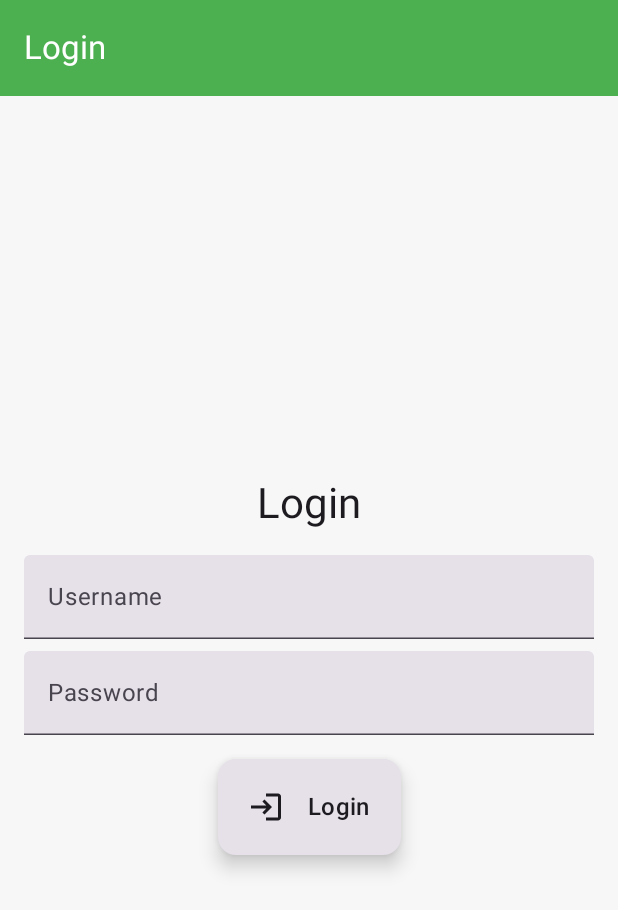
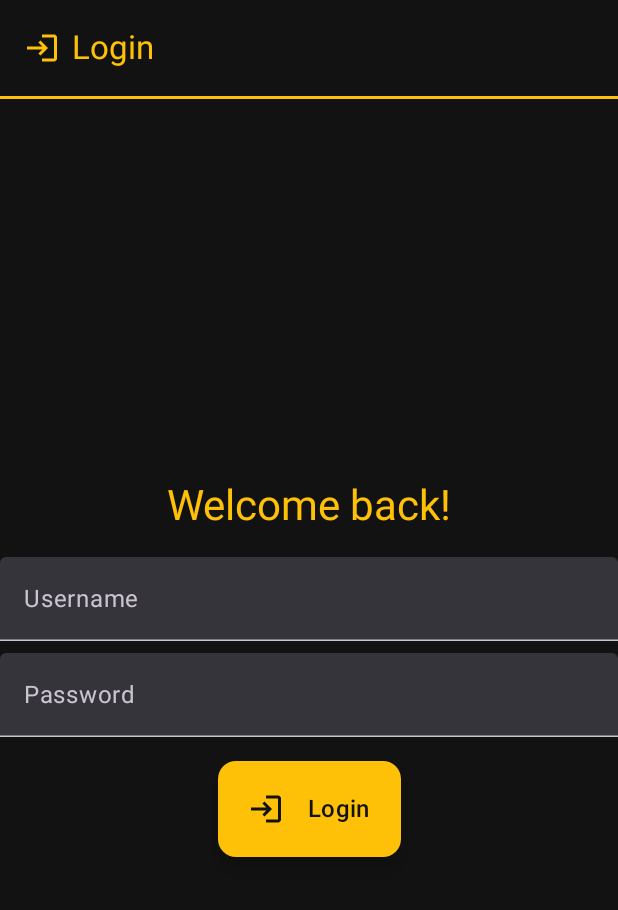
Before and after one commit to gtf974/ParkMet, an Android app built with Jetpack Compose: the screen it shows after launch (MainActivity), on a phone screen of 412 x 824 dp. Shown: the top 910 px of the screen. Run offline under Robolectric (Android 15) with nearby library versions, the phone set to English and light mode, and no system bars; our stand-ins replace Room's generated code.

Commit message:
UI rework

```diff
--- a/app/src/main/java/com/example/parkmet/MainActivity.kt
+++ b/app/src/main/java/com/example/parkmet/MainActivity.kt
@@ -22,7 +22,7 @@ class MainActivity : ComponentActivity() {
     override fun onCreate(savedInstanceState: Bundle?) {
         super.onCreate(savedInstanceState)
         setContent {
-            ParkMetTheme (dynamicColor = false) {
+            ParkMetTheme {
                 val context = LocalContext.current
                 val db = ParkingDatabase.getInstance(context)
                 val parkingDao = db.parkingDao()
--- a/app/src/main/java/com/example/parkmet/ui/ArrivalScreen.kt
+++ b/app/src/main/java/com/example/parkmet/ui/ArrivalScreen.kt
@@ -40,7 +40,7 @@ fun ArrivalScreen(parkingDao: ParkingDao, context: Context) {
         }
     }
 
-    AppScaffold(title = "Vehicle Arrival") { modifier ->
+    AppScaffold(title = "Vehicle Arrival", icon= Icons.Filled.QrCode) { modifier ->
         Column(
             modifier = modifier.fillMaxSize(),
             verticalArrangement = Arrangement.Center,
--- a/app/src/main/java/com/example/parkmet/ui/BackupsScreen.kt
+++ b/app/src/main/java/com/example/parkmet/ui/BackupsScreen.kt
@@ -3,6 +3,9 @@ package com.example.parkmet.ui
 import androidx.compose.foundation.layout.*
 import androidx.compose.foundation.lazy.LazyColumn
 import androidx.compose.foundation.lazy.items
+import androidx.compose.material.icons.Icons
+import androidx.compose.material.icons.automirrored.filled.List
+import androidx.compose.material.icons.filled.List
 import androidx.compose.material3.*
 import androidx.compose.runtime.*
 import androidx.compose.ui.Modifier
@@ -43,7 +46,7 @@ fun BackupsScreen(parkingDao: ParkingDao) {
         }
     }
 
-    AppScaffold(title = "Backups") { modifier ->
+    AppScaffold(title = "Backups", icon= Icons.AutoMirrored.Filled.List) { modifier ->
         Column(
             modifier = modifier
                 .fillMaxSize()
@@ -93,7 +96,7 @@ fun BackupsScreen(parkingDao: ParkingDao) {
                     Card(
                         elevation = CardDefaults.cardElevation(defaultElevation = 8.dp),
                         colors = CardDefaults.cardColors(
-                            containerColor = if (isExited) MaterialTheme.colorScheme.surface else Color(0xFFFFF0F0)
+                            containerColor = MaterialTheme.colorScheme.surface
                         )
                     ) {
                         Column(modifier = Modifier.fillMaxWidth().padding(16.dp)) {
--- a/app/src/main/java/com/example/parkmet/ui/DepartureScreen.kt
+++ b/app/src/main/java/com/example/parkmet/ui/DepartureScreen.kt
@@ -4,7 +4,9 @@ import android.content.Context
 import androidx.activity.compose.rememberLauncherForActivityResult
 import androidx.compose.foundation.layout.*
 import androidx.compose.material.icons.Icons
+import androidx.compose.material.icons.automirrored.filled.ExitToApp
 import androidx.compose.material.icons.filled.QrCodeScanner
+import androidx.compose.material.icons.filled.TimeToLeave
 import androidx.compose.material3.*
 import androidx.compose.runtime.*
 import androidx.compose.ui.Alignment
@@ -44,7 +46,7 @@ fun DepartureScreen(parkingDao: ParkingDao, context: Context) {
         }
     }
 
-    AppScaffold(title = "Vehicle Departure") { modifier ->
+    AppScaffold(title = "Vehicle Departure", icon= Icons.Filled.TimeToLeave) { modifier ->
         Column(
             modifier = modifier
                 .fillMaxSize()
--- a/app/src/main/java/com/example/parkmet/ui/LoginScreen.kt
+++ b/app/src/main/java/com/example/parkmet/ui/LoginScreen.kt
@@ -15,6 +15,7 @@ import com.example.parkmet.data.ParkingDao
 import com.example.parkmet.session.Session
 import com.example.parkmet.ui.components.AppScaffold
 import com.example.parkmet.ui.components.IconTextButton
+import com.example.parkmet.ui.theme.PrimaryDark
 import com.example.parkmet.util.HashUtil
 import com.example.parkmet.util.ToastUtil
 import kotlinx.coroutines.Dispatchers
@@ -23,7 +24,7 @@ import kotlinx.coroutines.withContext
 
 @Composable
 fun LoginScreen(parkingDao: ParkingDao, context: Context, onLoginSuccess: () -> Unit) {
-    AppScaffold(title = "Login") { modifier ->
+    AppScaffold(title = "Login", icon= Icons.AutoMirrored.Filled.Login) { modifier ->
         val coroutineScope = rememberCoroutineScope()
         var username by remember { mutableStateOf("") }
         var password by remember { mutableStateOf("") }
@@ -41,7 +42,7 @@ fun LoginScreen(parkingDao: ParkingDao, context: Context, onLoginSuccess: () ->
             horizontalAlignment = Alignment.CenterHorizontally,
             verticalArrangement = Arrangement.Center
         ) {
-            Text("Login", style = MaterialTheme.typography.headlineMedium)
+            Text("Welcome back!", style = MaterialTheme.typography.headlineMedium, color = PrimaryDark)
 
             Spacer(modifier = Modifier.height(16.dp))
 
--- a/app/src/main/java/com/example/parkmet/ui/MainMenuScreen.kt
+++ b/app/src/main/java/com/example/parkmet/ui/MainMenuScreen.kt
@@ -6,9 +6,12 @@ import androidx.compose.material.icons.Icons
 import androidx.compose.material.icons.automirrored.filled.ExitToApp
 import androidx.compose.material.icons.automirrored.filled.List
 import androidx.compose.material.icons.filled.ExitToApp
+import androidx.compose.material.icons.filled.FolderCopy
 import androidx.compose.material.icons.filled.List
+import androidx.compose.material.icons.filled.LocalParking
 import androidx.compose.material.icons.filled.QrCode
 import androidx.compose.material.icons.filled.Settings
+import androidx.compose.material.icons.filled.TimeToLeave
 import androidx.compose.material3.*
 import androidx.compose.runtime.Composable
 import androidx.compose.ui.Alignment
@@ -19,10 +22,11 @@ import androidx.navigation.NavController
 import com.example.parkmet.session.Session
 import com.example.parkmet.ui.components.AppScaffold
 import com.example.parkmet.ui.components.IconTextButton
+import com.example.parkmet.ui.theme.PrimaryDark
 
 @Composable
 fun MainMenuScreen(navController: NavController, onLogout: () -> Unit) {
-    AppScaffold(title = "Main Menu") { modifier ->
+    AppScaffold(title = "Main Menu", icon= Icons.Filled.FolderCopy) { modifier ->
         Box(
             modifier = modifier
                 .fillMaxSize()
@@ -38,11 +42,11 @@ fun MainMenuScreen(navController: NavController, onLogout: () -> Unit) {
                     navController.navigate("arrival")
                 }
 
-                IconTextButton("Departure", Icons.Filled.ExitToApp) {
+                IconTextButton("Departure", Icons.Filled.TimeToLeave) {
                     navController.navigate("departure")
                 }
 
-                IconTextButton("Manage Parkings", Icons.Filled.Settings) {
+                IconTextButton("Manage Parkings", Icons.Filled.LocalParking) {
                     navController.navigate("manage_parkings")
                 }
 
@@ -56,14 +60,15 @@ fun MainMenuScreen(navController: NavController, onLogout: () -> Unit) {
                 modifier = Modifier
                     .align(Alignment.BottomEnd)
                     .padding(6.dp),
-                horizontalArrangement = Arrangement.spacedBy(6.dp)
+                horizontalArrangement = Arrangement.spacedBy(1.dp)
             ) {
                 IconButton(onClick = {
                     navController.navigate("manage_user")
                 }) {
                     Icon(
                         imageVector = Icons.Filled.Settings,
-                        contentDescription = "Manage User"
+                        contentDescription = "Manage User",
+                        tint = PrimaryDark
                     )
                 }
 
@@ -72,7 +77,8 @@ fun MainMenuScreen(navController: NavController, onLogout: () -> Unit) {
                 }) {
                     Icon(
                         imageVector = Icons.AutoMirrored.Filled.ExitToApp,
-                        contentDescription = "Logout"
+                        contentDescription = "Logout",
+                        tint = PrimaryDark
                     )
                 }
             }
--- a/app/src/main/java/com/example/parkmet/ui/ManageParkingsScreen.kt
+++ b/app/src/main/java/com/example/parkmet/ui/ManageParkingsScreen.kt
@@ -15,6 +15,7 @@ import com.example.parkmet.data.Parking
 import com.example.parkmet.data.ParkingDao
 import com.example.parkmet.ui.components.AppScaffold
 import com.example.parkmet.ui.components.IconTextButton
+import com.example.parkmet.ui.theme.Background
 import com.example.parkmet.util.ToastUtil
 import kotlinx.coroutines.flow.collectLatest
 import kotlinx.coroutines.launch
@@ -47,7 +48,7 @@ fun ManageParkingsScreen(parkingDao: ParkingDao, context: Context) {
         }
     }
 
-    AppScaffold(title = "Manage Parkings") { modifier ->
+    AppScaffold(title = "Manage Parkings", icon= Icons.Filled.LocalParking) { modifier ->
         Column(
             modifier = modifier.padding(16.dp),
             horizontalAlignment = Alignment.CenterHorizontally
@@ -92,7 +93,7 @@ fun ManageParkingsScreen(parkingDao: ParkingDao, context: Context) {
                                     showEditDialog = true
                                 }
                             ) {
-                                Text("Edit")
+                                Text("Edit", color= Background)
                             }
 
                             Button(
@@ -150,7 +151,7 @@ fun ManageParkingsScreen(parkingDao: ParkingDao, context: Context) {
                         }
                     }
                 }) {
-                    Text("Add")
+                    Text("Add", color= Background)
                 }
             },
             dismissButton = {
@@ -216,7 +217,7 @@ fun ManageParkingsScreen(parkingDao: ParkingDao, context: Context) {
                         }
                     }
                 }) {
-                    Text("Save")
+                    Text("Save", color = Background)
                 }
             },
             dismissButton = {
--- a/app/src/main/java/com/example/parkmet/ui/ManageUserScreen.kt
+++ b/app/src/main/java/com/example/parkmet/ui/ManageUserScreen.kt
@@ -7,6 +7,7 @@ import androidx.compose.foundation.layout.Column
 import androidx.compose.foundation.layout.fillMaxSize
 import androidx.compose.foundation.text.KeyboardOptions
 import androidx.compose.material.icons.Icons
+import androidx.compose.material.icons.filled.ManageAccounts
 import androidx.compose.material.icons.filled.Save
 import androidx.compose.material.icons.filled.Visibility
 import androidx.compose.material.icons.filled.VisibilityOff
@@ -31,6 +32,7 @@ import com.example.parkmet.data.ParkingDao
 import com.example.parkmet.session.Session
 import com.example.parkmet.ui.components.AppScaffold
 import com.example.parkmet.ui.components.IconTextButton
+import com.example.parkmet.ui.theme.PrimaryDark
 import com.example.parkmet.util.HashUtil
 import com.example.parkmet.util.ToastUtil
 import kotlinx.coroutines.launch
@@ -53,7 +55,7 @@ fun ManageUserScreen(parkingDao: ParkingDao, context: Context){
     }
     val coroutineScope = rememberCoroutineScope();
 
-    AppScaffold(title= "Manage User") { modifier ->
+    AppScaffold(title= "Manage User", icon= Icons.Filled.ManageAccounts) { modifier ->
         Box(
             modifier = modifier.fillMaxSize(),
             contentAlignment = Alignment.Center
@@ -64,7 +66,7 @@ fun ManageUserScreen(parkingDao: ParkingDao, context: Context){
                 verticalArrangement = Arrangement.spacedBy(12.dp, Alignment.CenterVertically)
             ) {
 
-                Text("Edit user", style = MaterialTheme.typography.headlineMedium)
+                Text("Edit user", style = MaterialTheme.typography.headlineMedium, color= PrimaryDark)
 
                 OutlinedTextField(
                     singleLine = true,
@@ -84,7 +86,7 @@ fun ManageUserScreen(parkingDao: ParkingDao, context: Context){
                         val image = if (passwordVisible) Icons.Filled.Visibility else Icons.Filled.VisibilityOff
                         val description = if (passwordVisible) "Hide password" else "Show password"
                         IconButton(onClick = { passwordVisible = !passwordVisible }) {
-                            Icon(imageVector = image, contentDescription = description)
+                            Icon(imageVector = image, contentDescription = description, tint= PrimaryDark)
                         }
                     }
                 )
@@ -100,7 +102,7 @@ fun ManageUserScreen(parkingDao: ParkingDao, context: Context){
                         val image = if (passwordConfirmationVisible) Icons.Filled.Visibility else Icons.Filled.VisibilityOff
                         val description = if (passwordConfirmationVisible) "Hide password" else "Show password"
                         IconButton(onClick = { passwordConfirmationVisible = !passwordConfirmationVisible }) {
-                            Icon(imageVector = image, contentDescription = description)
+                            Icon(imageVector = image, contentDescription = description, tint= PrimaryDark)
                         }
                     }
                 )
--- a/app/src/main/java/com/example/parkmet/ui/components/AppScaffold.kt
+++ b/app/src/main/java/com/example/parkmet/ui/components/AppScaffold.kt
@@ -1,34 +1,71 @@
 package com.example.parkmet.ui.components
 
-import androidx.compose.foundation.layout.padding
+import androidx.compose.foundation.background
+import androidx.compose.foundation.layout.*
+import androidx.compose.material.icons.Icons
+import androidx.compose.material.icons.filled.LocalParking
 import androidx.compose.material3.*
 import androidx.compose.runtime.Composable
+import androidx.compose.ui.Alignment
 import androidx.compose.ui.Modifier
+import androidx.compose.ui.graphics.vector.ImageVector
 import androidx.compose.ui.unit.dp
+import com.example.parkmet.ui.theme.Background
+import com.example.parkmet.ui.theme.PrimaryDark
 
 @OptIn(ExperimentalMaterial3Api::class)
 @Composable
 fun AppScaffold(
     title: String,
+    icon: ImageVector,
+    modifier: Modifier = Modifier,
     content: @Composable (Modifier) -> Unit
 ) {
     Scaffold(
         topBar = {
-            TopAppBar(
-                title = { Text(title) },
-                colors = TopAppBarDefaults.topAppBarColors(
-                    containerColor = MaterialTheme.colorScheme.primary,
-                    titleContentColor = MaterialTheme.colorScheme.onPrimary
+            Column {
+                TopAppBar(
+                    title = {
+                        Row(
+                            verticalAlignment = Alignment.CenterVertically
+                        ) {
+                            Icon(
+                                imageVector = icon,
+                                contentDescription = "App Icon",
+                                tint = PrimaryDark
+                            )
+                            Spacer(Modifier.width(8.dp))
+                            Text(
+                                text = title,
+                                color = PrimaryDark,
+                                style = MaterialTheme.typography.titleLarge
+                            )
+                        }
+                    },
+                    colors = TopAppBarDefaults.topAppBarColors(
+                        containerColor = Background,
+                        titleContentColor = PrimaryDark
+                    )
                 )
-            )
+
+                // Yellow bottom border under the AppBar
+                Box(
+                    modifier = Modifier
+                        .fillMaxWidth()
+                        .height(2.dp)
+                        .background(PrimaryDark)
+                )
+            }
         },
-        containerColor = MaterialTheme.colorScheme.background,
+        containerColor = Background, // Optional: makes entire screen use same dark bg
         content = { innerPadding ->
-            content(
-                Modifier
+            Box(
+                modifier = modifier
+                    .fillMaxSize()
                     .padding(innerPadding)
-                    .padding(16.dp)
-            )
+            ) {
+                content(modifier)
+            }
         }
     )
 }
--- a/app/src/main/java/com/example/parkmet/ui/components/IconTextButton.kt
+++ b/app/src/main/java/com/example/parkmet/ui/components/IconTextButton.kt
@@ -6,21 +6,21 @@ import androidx.compose.foundation.layout.Row
 import androidx.compose.foundation.layout.Spacer
 import androidx.compose.foundation.layout.fillMaxWidth
 import androidx.compose.foundation.layout.padding
-import androidx.compose.foundation.layout.width
 import androidx.compose.material3.*
 import androidx.compose.runtime.Composable
 import androidx.compose.ui.Alignment
 import androidx.compose.ui.Modifier
 import androidx.compose.ui.graphics.vector.ImageVector
 import androidx.compose.ui.unit.dp
+import com.example.parkmet.ui.theme.Background
+import com.example.parkmet.ui.theme.PrimaryDark
 
 @Composable
-fun IconTextButton(text: String, icon: ImageVector, isTakingFullWith: Boolean=true, isDanger: Boolean = false, onClick: () -> Unit) {
+fun IconTextButton(text: String, icon: ImageVector, isTakingFullWith: Boolean=true, onClick: () -> Unit) {
     Card(
         elevation = CardDefaults.cardElevation(defaultElevation = 8.dp),
         modifier = if(isTakingFullWith) Modifier.clickable { onClick() }.fillMaxWidth() else Modifier.clickable { onClick() },
-        colors = if (isDanger) CardDefaults.cardColors(containerColor = MaterialTheme.colorScheme.errorContainer)
-        else CardDefaults.cardColors()
+        colors = CardDefaults.cardColors(containerColor = PrimaryDark)
     ) {
         Row(
             modifier = Modifier
@@ -28,8 +28,8 @@ fun IconTextButton(text: String, icon: ImageVector, isTakingFullWith: Boolean=tr
             verticalAlignment = Alignment.CenterVertically,
             horizontalArrangement = Arrangement.spacedBy(16.dp)
         ) {
-            Icon(imageVector = icon, contentDescription = text)
-            Text(text = text, style = MaterialTheme.typography.titleMedium)
+            Icon(imageVector = icon, contentDescription = text, tint= Background)
+            Text(text = text, style = MaterialTheme.typography.titleMedium, color= Background)
         }
     }
 }
--- a/app/src/main/java/com/example/parkmet/ui/theme/Color.kt
+++ b/app/src/main/java/com/example/parkmet/ui/theme/Color.kt
@@ -2,16 +2,21 @@ package com.example.parkmet.ui.theme
 
 import androidx.compose.ui.graphics.Color
 
-val Purple80 = Color(0xFFD0BCFF)
-val PurpleGrey80 = Color(0xFFCCC2DC)
-val Pink80 = Color(0xFFEFB8C8)
+// Strong, professional blue (used for primary buttons, app bar, etc.)
+val PrimaryDark = Color(0xFFFFC107)
 
-val Purple40 = Color(0xFF6650a4)
-val PurpleGrey40 = Color(0xFF625b71)
-val Pink40 = Color(0xFF7D5260)
+// Muted teal for accents (used for secondary buttons, dropdowns, etc.)
+val Secondary = Color(0xFF00897B) // Teal 600 - darker, less neon
 
-val Primary = Color(0xFF4CAF50)          // Green primary
-val PrimaryDark = Color(0xFF388E3C)
-val Secondary = Color(0xFF03A9F4)        // Blue accent
-val Background = Color(0xFFF7F7F7)
-val ErrorColor = Color(0xFFD32F2F)
+// Backgrounds (dark surfaces)
+val Background = Color(0xFF121212) // Default Material dark background
+val Surface = Color(0xFF1E1E1E)    // Slightly lifted from background
+
+// Error color (high contrast but not jarring)
+val ErrorColor = Color(0xFFEF5350) // Soft red
+
+// Text and icon color suggestions
+val OnPrimary = Color.White
+val OnSecondary = Color.White
+val OnBackground = Color(0xFFE0E0E0) // Light gray text on dark bg
+val OnSurface = Color(0xFFCCCCCC)
--- a/app/src/main/java/com/example/parkmet/ui/theme/Theme.kt
+++ b/app/src/main/java/com/example/parkmet/ui/theme/Theme.kt
@@ -1,46 +1,26 @@
 package com.example.parkmet.ui.theme
 
-import android.os.Build
-import androidx.compose.foundation.isSystemInDarkTheme
 import androidx.compose.material3.*
 import androidx.compose.runtime.Composable
-import androidx.compose.ui.graphics.Color
-import androidx.compose.ui.platform.LocalContext
-
-// Define your app colors explicitly
-private val LightColors = lightColorScheme(
-    primary = Primary,
-    secondary = Secondary,
-    background = Background,
-    surface = Background,
-    error = ErrorColor
-)
 
 private val DarkColors = darkColorScheme(
     primary = PrimaryDark,
     secondary = Secondary,
-    surface = Background,
-    error = ErrorColor
+    background = Background,
+    surface = Surface,
+    error = ErrorColor,
+    onPrimary = OnPrimary,
+    onSecondary = OnSecondary,
+    onBackground = OnBackground,
+    onSurface = OnSurface
 )
 
-// Main Theme composable applying consistent colors and typography
 @Composable
 fun ParkMetTheme(
-    darkTheme: Boolean = isSystemInDarkTheme(),
-    dynamicColor: Boolean = true,
     content: @Composable () -> Unit
 ) {
-    val colorScheme = when {
-        dynamicColor && Build.VERSION.SDK_INT >= Build.VERSION_CODES.S -> {
-            val context = LocalContext.current
-            if (darkTheme) dynamicDarkColorScheme(context) else dynamicLightColorScheme(context)
-        }
-        darkTheme -> DarkColors
-        else -> LightColors
-    }
-
     MaterialTheme(
-        colorScheme = colorScheme,
+        colorScheme = DarkColors,
         typography = Typography(),
         content = content
     )
```
